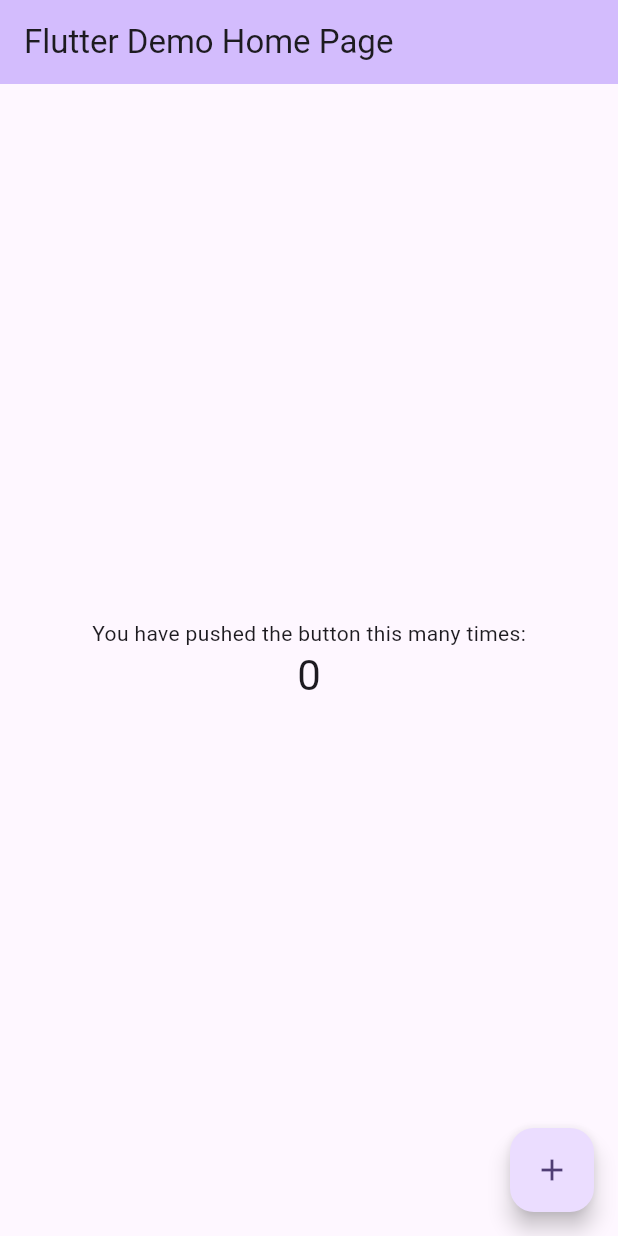
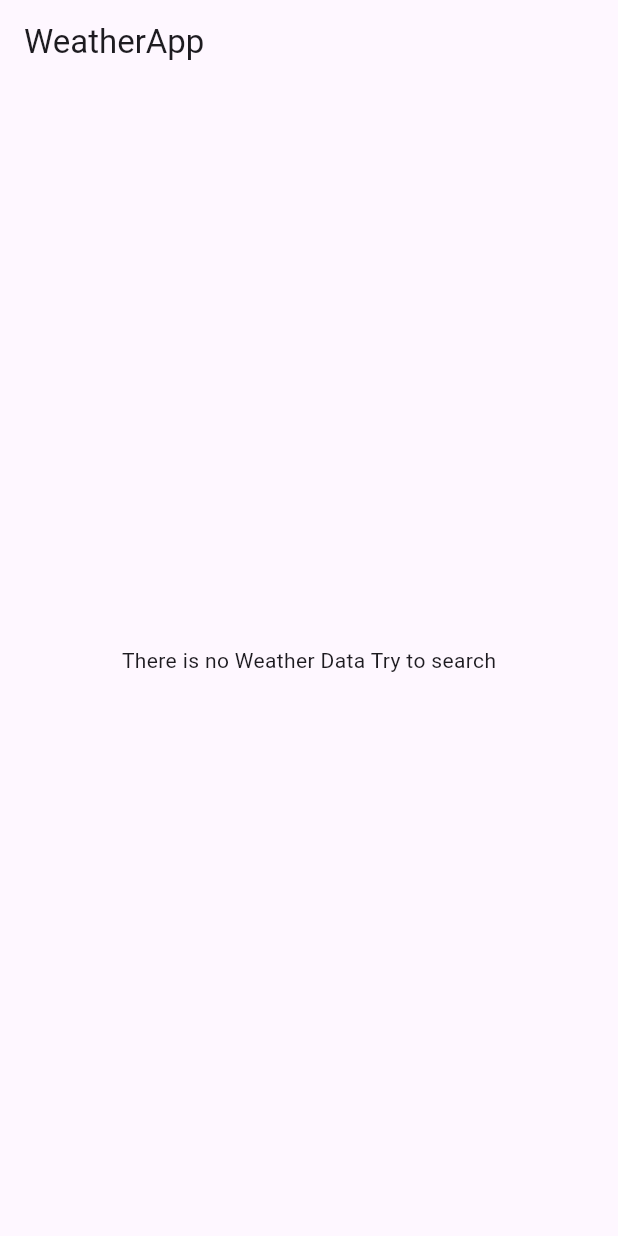
Before and after one commit to HamdyAmr60/weather_app, a Flutter app: the screen it shows after launch, on a phone screen of 412 x 824 dp. Run offline on Flutter 3.47's test engine with Material 3 defaults, Android fonts, the phone set to English and light mode, and no system bars.

Commit message:
Add frist page and refactor code

```diff
--- a/lib/main.dart
+++ b/lib/main.dart
@@ -1,121 +1,21 @@
 import 'package:flutter/material.dart';
+import 'package:weather_app/widgets/no_data_widget.dart';
 
 void main() {
-  runApp(const MyApp());
+  runApp(const HomePage());
 }
 
-class MyApp extends StatelessWidget {
-  const MyApp({super.key});
+class HomePage extends StatelessWidget {
+  const HomePage({super.key});
 
-  // This widget is the root of your application.
   @override
   Widget build(BuildContext context) {
     return MaterialApp(
-      title: 'Flutter Demo',
-      theme: ThemeData(
-        // This is the theme of your application.
-        //
-        // TRY THIS: Try running your application with "flutter run". You'll see
-        // the application has a purple toolbar. Then, without quitting the app,
-        // try changing the seedColor in the colorScheme below to Colors.green
-        // and then invoke "hot reload" (save your changes or press the "hot
-        // reload" button in a Flutter-supported IDE, or press "r" if you used
-        // the command line to start the app).
-        //
-        // Notice that the counter didn't reset back to zero; the application
-        // state is not lost during the reload. To reset the state, use hot
-        // restart instead.
-        //
-        // This works for code too, not just values: Most code changes can be
-        // tested with just a hot reload.
-        colorScheme: .fromSeed(seedColor: Colors.deepPurple),
-      ),
-      home: const MyHomePage(title: 'Flutter Demo Home Page'),
-    );
-  }
-}
-
-class MyHomePage extends StatefulWidget {
-  const MyHomePage({super.key, required this.title});
-
-  // This widget is the home page of your application. It is stateful, meaning
-  // that it has a State object (defined below) that contains fields that affect
-  // how it looks.
-
-  // This class is the configuration for the state. It holds the values (in this
-  // case the title) provided by the parent (in this case the App widget) and
-  // used by the build method of the State. Fields in a Widget subclass are
-  // always marked "final".
-
-  final String title;
-
-  @override
-  State<MyHomePage> createState() => _MyHomePageState();
-}
-
-class _MyHomePageState extends State<MyHomePage> {
-  int _counter = 0;
-
-  void _incrementCounter() {
-    setState(() {
-      // This call to setState tells the Flutter framework that something has
-      // changed in this State, which causes it to rerun the build method below
-      // so that the display can reflect the updated values. If we changed
-      // _counter without calling setState(), then the build method would not be
-      // called again, and so nothing would appear to happen.
-      _counter++;
-    });
-  }
-
-  @override
-  Widget build(BuildContext context) {
-    // This method is rerun every time setState is called, for instance as done
-    // by the _incrementCounter method above.
-    //
-    // The Flutter framework has been optimized to make rerunning build methods
-    // fast, so that you can just rebuild anything that needs updating rather
-    // than having to individually change instances of widgets.
-    return Scaffold(
-      appBar: AppBar(
-        // TRY THIS: Try changing the color here to a specific color (to
-        // Colors.amber, perhaps?) and trigger a hot reload to see the AppBar
-        // change color while the other colors stay the same.
-        backgroundColor: Theme.of(context).colorScheme.inversePrimary,
-        // Here we take the value from the MyHomePage object that was created by
-        // the App.build method, and use it to set our appbar title.
-        title: Text(widget.title),
-      ),
-      body: Center(
-        // Center is a layout widget. It takes a single child and positions it
-        // in the middle of the parent.
-        child: Column(
-          // Column is also a layout widget. It takes a list of children and
-          // arranges them vertically. By default, it sizes itself to fit its
-          // children horizontally, and tries to be as tall as its parent.
-          //
-          // Column has various properties to control how it sizes itself and
-          // how it positions its children. Here we use mainAxisAlignment to
-          // center the children vertically; the main axis here is the vertical
-          // axis because Columns are vertical (the cross axis would be
-          // horizontal).
-          //
-          // TRY THIS: Invoke "debug painting" (choose the "Toggle Debug Paint"
-          // action in the IDE, or press "p" in the console), to see the
-          // wireframe for each widget.
-          mainAxisAlignment: .center,
-          children: [
-            const Text('You have pushed the button this many times:'),
-            Text(
-              '$_counter',
-              style: Theme.of(context).textTheme.headlineMedium,
-            ),
-          ],
+      home: Scaffold(
+        appBar: AppBar(
+          title: Text("WeatherApp"),
         ),
-      ),
-      floatingActionButton: FloatingActionButton(
-        onPressed: _incrementCounter,
-        tooltip: 'Increment',
-        child: const Icon(Icons.add),
+        body:NoDataWidget()
       ),
     );
   }
--- /dev/null
+++ b/lib/widgets/no_data_widget.dart
@@ -0,0 +1,18 @@
+
+import 'package:flutter/material.dart';
+class NoDataWidget extends StatelessWidget {
+  const NoDataWidget({super.key});
+
+  @override
+  Widget build(BuildContext context) {
+    return Center(
+      child: Container(
+        padding: EdgeInsets.all(16),
+        width: double.infinity,
+        height: 200,
+        alignment: Alignment.center,
+        child: Text("There is no Weather Data Try to search"),
+      ),
+    );
+  }
+}
```
